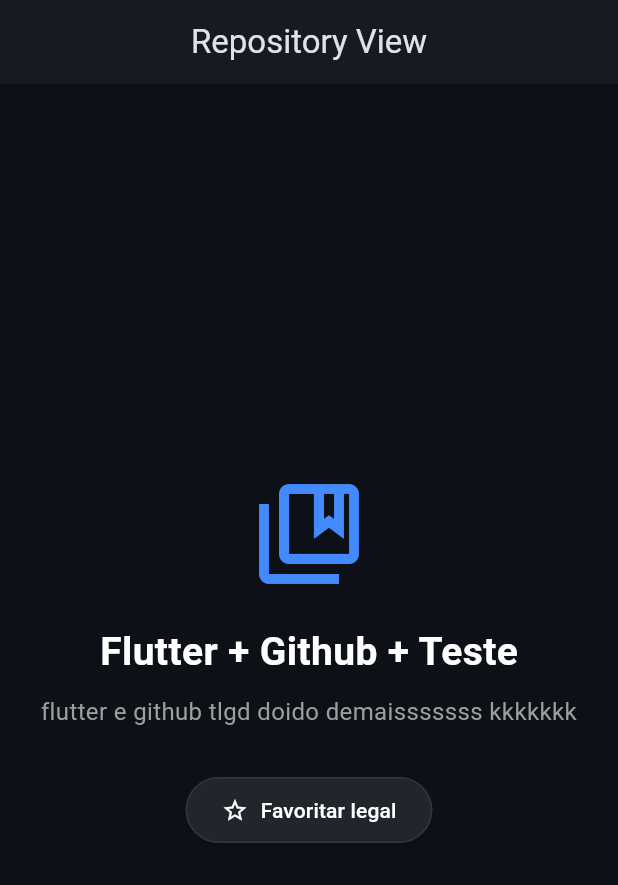
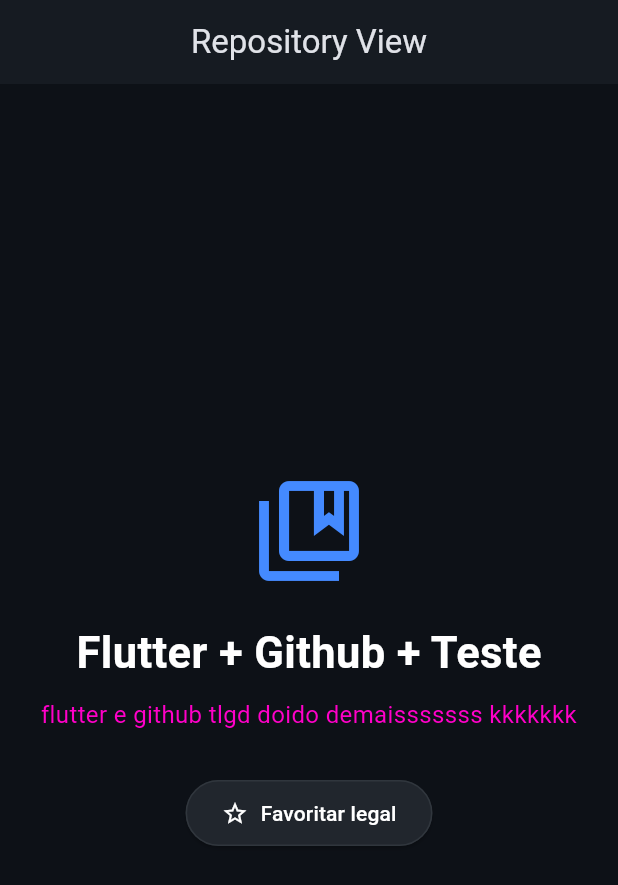
Before and after one commit to mateusoares10hp-hub/atividadegithub, a Flutter app: the screen it shows after launch, on a phone screen of 412 x 824 dp. Shown: the top 885 px of the screen. Run offline on Flutter 3.47's test engine with Material 3 defaults, Android fonts, the phone set to English and light mode, and no system bars.

Commit message:
Update main.dart

```diff
--- a/lib/main.dart
+++ b/lib/main.dart
@@ -51,7 +51,7 @@
               const Text(
                 'Flutter + Github + Teste',
                 style: TextStyle(
-                  fontSize: 26,
+                  fontSize: 29,
                   fontWeight: FontWeight.bold,
                   color: Colors.white,
                 ),
@@ -60,7 +60,10 @@
               const Text(
                 'flutter e github tlgd doido demaisssssss kkkkkkk',
                 textAlign: TextAlign.center,
-                style: TextStyle(fontSize: 16, color: Colors.grey),
+                style: TextStyle(
+                  fontSize: 16,
+                  color: Color.fromARGB(255, 255, 0, 200),
+                ),
               ),
               const SizedBox(height: 30),
               ElevatedButton.icon(
```
